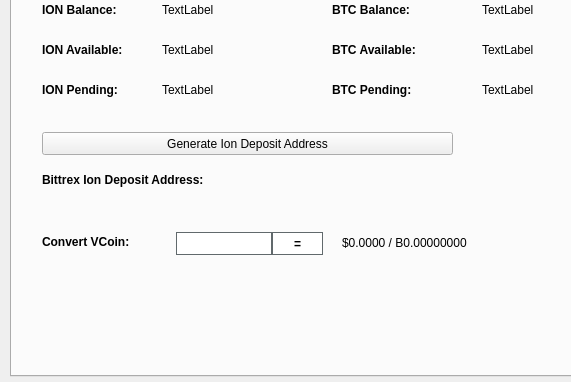
Above: src/qt/forms/tradingdialog.ui from ioncoincore/ion-archived before the change; both pictures show x 0 to 571 and y 94 to 476 of the 780 by 476 pixel window. Below: the same form after it.
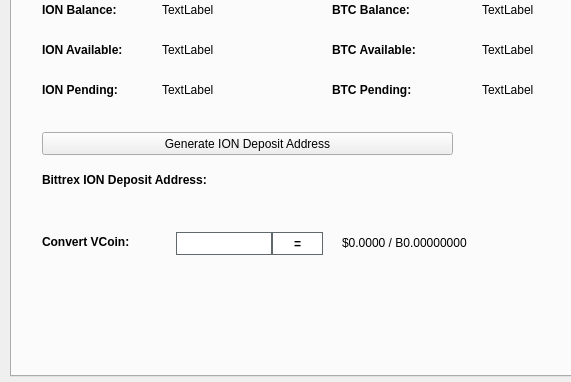
That is the form after the change. The open tabs and pages were chosen to show the change. Icons and pictures are not drawn.

What changed in the file:
```diff
--- a/src/qt/forms/tradingdialog.ui
+++ b/src/qt/forms/tradingdialog.ui
@@ -2928,7 +2928,7 @@
       </font>
      </property>
      <property name="text">
-      <string>Bittrex Ion Deposit Address:</string>
+      <string>Bittrex ION Deposit Address:</string>
      </property>
     </widget>
     <widget class="QPushButton" name="GenDepositBTN">
@@ -2941,7 +2941,7 @@
       </rect>
      </property>
      <property name="text">
-      <string>Generate Ion Deposit Address</string>
+      <string>Generate ION Deposit Address</string>
      </property>
      <property name="icon">
       <iconset resource="../ion.qrc">
```
Left out of the diff: 10 changed lines with no effect on the pictures.
